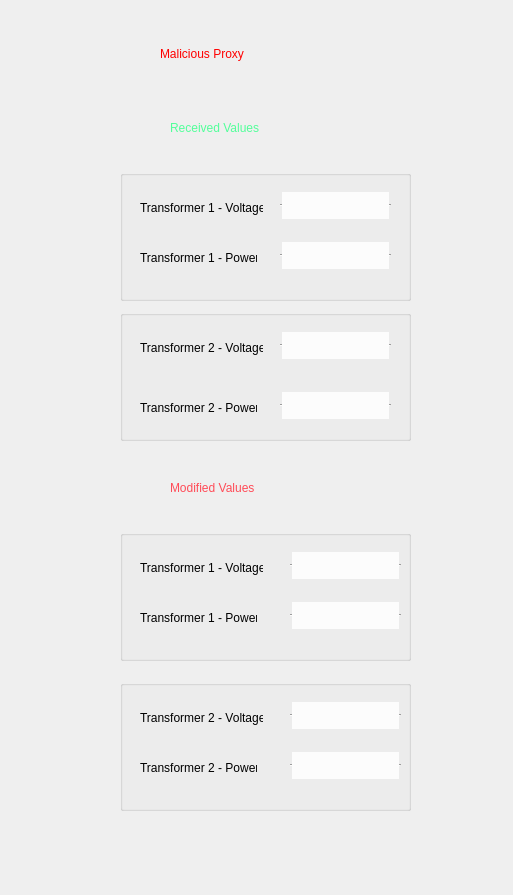
Before: the Qt Designer form serverProxy/mainwindow.ui in danalexandru26/MicroScadaMITM, drawn with Qt 5.
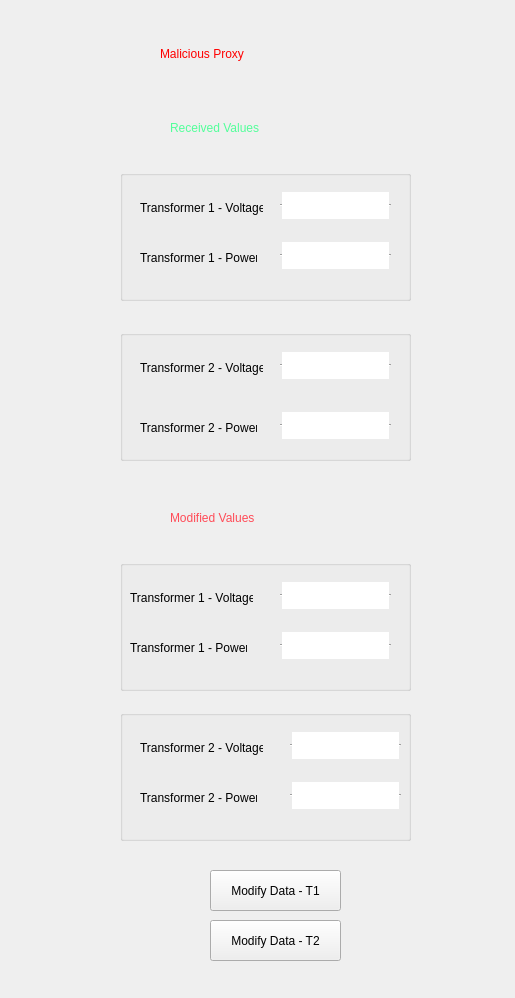
After: the same form once the commit is applied.

Commit message: Malicious Proxy sample Finished

The edit to the form file:
```diff
--- a/serverProxy/mainwindow.ui
+++ b/serverProxy/mainwindow.ui
@@ -6,8 +6,8 @@
    <rect>
     <x>0</x>
     <y>0</y>
-    <width>513</width>
-    <height>895</height>
+    <width>515</width>
+    <height>998</height>
    </rect>
   </property>
   <property name="sizePolicy">
@@ -20,58 +20,6 @@
    <string>MainWindow</string>
   </property>
   <widget class="QWidget" name="centralwidget">
-   <widget class="QLabel" name="label">
-    <property name="geometry">
-     <rect>
-      <x>140</x>
-      <y>200</y>
-      <width>123</width>
-      <height>16</height>
-     </rect>
-    </property>
-    <property name="text">
-     <string>Transformer 1 - Voltage</string>
-    </property>
-   </widget>
-   <widget class="QLabel" name="label_2">
-    <property name="geometry">
-     <rect>
-      <x>140</x>
-      <y>250</y>
-      <width>117</width>
-      <height>16</height>
-     </rect>
-    </property>
-    <property name="text">
-     <string>Transformer 1 - Power</string>
-    </property>
-   </widget>
-   <widget class="QLabel" name="label_3">
-    <property name="geometry">
-     <rect>
-      <x>140</x>
-      <y>340</y>
-      <width>123</width>
-      <height>16</height>
-     </rect>
-    </property>
-    <property name="text">
-     <string>Transformer 2 - Voltage</string>
-    </property>
-   </widget>
-   <widget class="QLabel" name="label_4">
-    <property name="geometry">
-     <rect>
-      <x>140</x>
-      <y>400</y>
-      <width>117</width>
-      <height>16</height>
-     </rect>
-    </property>
-    <property name="text">
-     <string>Transformer 2 - Power</string>
-    </property>
-   </widget>
    <widget class="QLabel" name="label_5">
     <property name="geometry">
      <rect>
@@ -110,7 +58,7 @@
     <property name="geometry">
      <rect>
       <x>170</x>
-      <y>470</y>
+      <y>500</y>
       <width>191</width>
       <height>36</height>
      </rect>
@@ -123,146 +71,6 @@
      <string>Modified Values</string>
     </property>
    </widget>
-   <widget class="QLabel" name="label_8">
-    <property name="geometry">
-     <rect>
-      <x>140</x>
-      <y>760</y>
-      <width>117</width>
-      <height>16</height>
-     </rect>
-    </property>
-    <property name="text">
-     <string>Transformer 2 - Power</string>
-    </property>
-   </widget>
-   <widget class="QLabel" name="label_9">
-    <property name="geometry">
-     <rect>
-      <x>140</x>
-      <y>560</y>
-      <width>123</width>
-      <height>16</height>
-     </rect>
-    </property>
-    <property name="text">
-     <string>Transformer 1 - Voltage</string>
-    </property>
-   </widget>
-   <widget class="QLabel" name="label_10">
-    <property name="geometry">
-     <rect>
-      <x>140</x>
-      <y>710</y>
-      <width>123</width>
-      <height>16</height>
-     </rect>
-    </property>
-    <property name="text">
-     <string>Transformer 2 - Voltage</string>
-    </property>
-   </widget>
-   <widget class="QLabel" name="label_11">
-    <property name="geometry">
-     <rect>
-      <x>140</x>
-      <y>610</y>
-      <width>117</width>
-      <height>16</height>
-     </rect>
-    </property>
-    <property name="text">
-     <string>Transformer 1 - Power</string>
-    </property>
-   </widget>
-   <widget class="QTextEdit" name="labelT1V">
-    <property name="geometry">
-     <rect>
-      <x>280</x>
-      <y>190</y>
-      <width>111</width>
-      <height>31</height>
-     </rect>
-    </property>
-    <property name="inputMethodHints">
-     <set>Qt::InputMethodHint::ImhNone</set>
-    </property>
-    <property name="frameShape">
-     <enum>QFrame::Shape::HLine</enum>
-    </property>
-    <property name="frameShadow">
-     <enum>QFrame::Shadow::Sunken</enum>
-    </property>
-    <property name="readOnly">
-     <bool>true</bool>
-    </property>
-   </widget>
-   <widget class="QTextEdit" name="labelT1P">
-    <property name="geometry">
-     <rect>
-      <x>280</x>
-      <y>240</y>
-      <width>111</width>
-      <height>31</height>
-     </rect>
-    </property>
-    <property name="inputMethodHints">
-     <set>Qt::InputMethodHint::ImhNone</set>
-    </property>
-    <property name="frameShape">
-     <enum>QFrame::Shape::HLine</enum>
-    </property>
-    <property name="frameShadow">
-     <enum>QFrame::Shadow::Sunken</enum>
-    </property>
-    <property name="readOnly">
-     <bool>true</bool>
-    </property>
-   </widget>
-   <widget class="QTextEdit" name="labelT2V">
-    <property name="geometry">
-     <rect>
-      <x>280</x>
-      <y>330</y>
-      <width>111</width>
-      <height>31</height>
-     </rect>
-    </property>
-    <property name="inputMethodHints">
-     <set>Qt::InputMethodHint::ImhNone</set>
-    </property>
-    <property name="frameShape">
-     <enum>QFrame::Shape::HLine</enum>
-    </property>
-    <property name="frameShadow">
-     <enum>QFrame::Shadow::Sunken</enum>
-    </property>
-    <property name="readOnly">
-     <bool>true</bool>
-    </property>
-   </widget>
-   <widget class="QTextEdit" name="labelT2P">
-    <property name="geometry">
-     <rect>
-      <x>280</x>
-      <y>390</y>
-      <width>111</width>
-      <height>31</height>
-     </rect>
-    </property>
-    <property name="inputMethodHints">
-     <set>Qt::InputMethodHint::ImhNone</set>
-    </property>
-    <property name="frameShape">
-     <enum>QFrame::Shape::HLine</enum>
-    </property>
-    <property name="frameShadow">
-     <enum>QFrame::Shadow::Sunken</enum>
-    </property>
-    <property name="readOnly">
-     <bool>true</bool>
-    </property>
-   </widget>
    <widget class="QGroupBox" name="groupBox">
     <property name="geometry">
      <rect>
@@ -278,12 +86,82 @@
     <property name="flat">
      <bool>false</bool>
     </property>
+    <widget class="QTextEdit" name="labelT1P">
+     <property name="geometry">
+      <rect>
+       <x>160</x>
+       <y>70</y>
+       <width>111</width>
+       <height>31</height>
+      </rect>
+     </property>
+     <property name="inputMethodHints">
+      <set>Qt::InputMethodHint::ImhNone</set>
+     </property>
+     <property name="frameShape">
+      <enum>QFrame::Shape::HLine</enum>
+     </property>
+     <property name="frameShadow">
+      <enum>QFrame::Shadow::Sunken</enum>
+     </property>
+     <property name="readOnly">
+      <bool>true</bool>
+     </property>
+    </widget>
+    <widget class="QLabel" name="label">
+     <property name="geometry">
+      <rect>
+       <x>20</x>
+       <y>30</y>
+       <width>123</width>
+       <height>16</height>
+      </rect>
+     </property>
+     <property name="text">
+      <string>Transformer 1 - Voltage</string>
+     </property>
+    </widget>
+    <widget class="QTextEdit" name="labelT1V">
+     <property name="geometry">
+      <rect>
+       <x>160</x>
+       <y>20</y>
+       <width>111</width>
+       <height>31</height>
+      </rect>
+     </property>
+     <property name="inputMethodHints">
+      <set>Qt::InputMethodHint::ImhNone</set>
+     </property>
+     <property name="frameShape">
+      <enum>QFrame::Shape::HLine</enum>
+     </property>
+     <property name="frameShadow">
+      <enum>QFrame::Shadow::Sunken</enum>
+     </property>
+     <property name="readOnly">
+      <bool>true</bool>
+     </property>
+    </widget>
+    <widget class="QLabel" name="label_2">
+     <property name="geometry">
+      <rect>
+       <x>20</x>
+       <y>80</y>
+       <width>117</width>
+       <height>16</height>
+      </rect>
+     </property>
+     <property name="text">
+      <string>Transformer 1 - Power</string>
+     </property>
+    </widget>
    </widget>
    <widget class="QGroupBox" name="groupBox_2">
     <property name="geometry">
      <rect>
       <x>120</x>
-      <y>310</y>
+      <y>330</y>
       <width>291</width>
       <height>131</height>
      </rect>
@@ -294,100 +172,82 @@
     <property name="flat">
      <bool>false</bool>
     </property>
-   </widget>
-   <widget class="QTextEdit" name="labelT1P_2">
-    <property name="geometry">
-     <rect>
-      <x>290</x>
-      <y>550</y>
-      <width>111</width>
-      <height>31</height>
-     </rect>
-    </property>
-    <property name="inputMethodHints">
-     <set>Qt::InputMethodHint::ImhNone</set>
-    </property>
-    <property name="frameShape">
-     <enum>QFrame::Shape::HLine</enum>
-    </property>
-    <property name="frameShadow">
-     <enum>QFrame::Shadow::Sunken</enum>
-    </property>
-    <property name="readOnly">
-     <bool>true</bool>
-    </property>
-   </widget>
-   <widget class="QTextEdit" name="labelT1P_3">
-    <property name="geometry">
-     <rect>
-      <x>290</x>
-      <y>600</y>
-      <width>111</width>
-      <height>31</height>
-     </rect>
-    </property>
-    <property name="inputMethodHints">
-     <set>Qt::InputMethodHint::ImhNone</set>
-    </property>
-    <property name="frameShape">
-     <enum>QFrame::Shape::HLine</enum>
-    </property>
-    <property name="frameShadow">
-     <enum>QFrame::Shadow::Sunken</enum>
-    </property>
-    <property name="readOnly">
-     <bool>true</bool>
-    </property>
-   </widget>
-   <widget class="QTextEdit" name="labelT1P_4">
-    <property name="geometry">
-     <rect>
-      <x>290</x>
-      <y>700</y>
-      <width>111</width>
-      <height>31</height>
-     </rect>
-    </property>
-    <property name="inputMethodHints">
-     <set>Qt::InputMethodHint::ImhNone</set>
-    </property>
-    <property name="frameShape">
-     <enum>QFrame::Shape::HLine</enum>
-    </property>
-    <property name="frameShadow">
-     <enum>QFrame::Shadow::Sunken</enum>
-    </property>
-    <property name="readOnly">
-     <bool>true</bool>
-    </property>
-   </widget>
-   <widget class="QTextEdit" name="labelT1P_5">
-    <property name="geometry">
-     <rect>
-      <x>290</x>
-      <y>750</y>
-      <width>111</width>
-      <height>31</height>
-     </rect>
-    </property>
-    <property name="inputMethodHints">
-     <set>Qt::InputMethodHint::ImhNone</set>
-    </property>
-    <property name="frameShape">
-     <enum>QFrame::Shape::HLine</enum>
-    </property>
-    <property name="frameShadow">
-     <enum>QFrame::Shadow::Sunken</enum>
-    </property>
-    <property name="readOnly">
-     <bool>true</bool>
-    </property>
+    <widget class="QTextEdit" name="labelT2P">
+     <property name="geometry">
+      <rect>
+       <x>160</x>
+       <y>80</y>
+       <width>111</width>
+       <height>31</height>
+      </rect>
+     </property>
+     <property name="inputMethodHints">
+      <set>Qt::InputMethodHint::ImhNone</set>
+     </property>
+     <property name="frameShape">
+      <enum>QFrame::Shape::HLine</enum>
+     </property>
+     <property name="frameShadow">
+      <enum>QFrame::Shadow::Sunken</enum>
+     </property>
+     <property name="readOnly">
+      <bool>true</bool>
+     </property>
+    </widget>
+    <widget class="QLabel" name="label_4">
+     <property name="geometry">
+      <rect>
+       <x>20</x>
+       <y>90</y>
+       <width>117</width>
+       <height>16</height>
+      </rect>
+     </property>
+     <property name="text">
+      <string>Transformer 2 - Power</string>
+     </property>
+    </widget>
+    <widget class="QLabel" name="label_3">
+     <property name="geometry">
+      <rect>
+       <x>20</x>
+       <y>30</y>
+       <width>123</width>
+       <height>16</height>
+      </rect>
+     </property>
+     <property name="text">
+      <string>Transformer 2 - Voltage</string>
+     </property>
+    </widget>
+    <widget class="QTextEdit" name="labelT2V">
+     <property name="geometry">
+      <rect>
+       <x>160</x>
+       <y>20</y>
+       <width>111</width>
+       <height>31</height>
+      </rect>
+     </property>
+     <property name="inputMethodHints">
+      <set>Qt::InputMethodHint::ImhNone</set>
+     </property>
+     <property name="frameShape">
+      <enum>QFrame::Shape::HLine</enum>
+     </property>
+     <property name="frameShadow">
+      <enum>QFrame::Shadow::Sunken</enum>
+     </property>
+     <property name="readOnly">
+      <bool>true</bool>
+     </property>
+    </widget>
    </widget>
    <widget class="QGroupBox" name="groupBox_3">
     <property name="geometry">
      <rect>
       <x>120</x>
-      <y>530</y>
+      <y>560</y>
       <width>291</width>
       <height>131</height>
      </rect>
@@ -398,12 +258,104 @@
     <property name="flat">
      <bool>false</bool>
     </property>
+    <widget class="QTextEdit" name="labelT1P_Proxy">
+     <property name="enabled">
+      <bool>true</bool>
+     </property>
+     <property name="geometry">
+      <rect>
+       <x>160</x>
+       <y>70</y>
+       <width>111</width>
+       <height>31</height>
+      </rect>
+     </property>
+     <property name="inputMethodHints">
+      <set>Qt::InputMethodHint::ImhNone</set>
+     </property>
+     <property name="frameShape">
+      <enum>QFrame::Shape::HLine</enum>
+     </property>
+     <property name="frameShadow">
+      <enum>QFrame::Shadow::Sunken</enum>
+     </property>
+     <property name="readOnly">
+      <bool>false</bool>
+     </property>
+     <property name="acceptRichText">
+      <bool>false</bool>
+     </property>
+    </widget>
+    <widget class="QTextEdit" name="labelT1V_Proxy">
+     <property name="enabled">
+      <bool>true</bool>
+     </property>
+     <property name="geometry">
+      <rect>
+       <x>160</x>
+       <y>20</y>
+       <width>111</width>
+       <height>31</height>
+      </rect>
+     </property>
+     <property name="inputMethodHints">
+      <set>Qt::InputMethodHint::ImhNone</set>
+     </property>
+     <property name="frameShape">
+      <enum>QFrame::Shape::HLine</enum>
+     </property>
+     <property name="frameShadow">
+      <enum>QFrame::Shadow::Sunken</enum>
+     </property>
+     <property name="readOnly">
+      <bool>false</bool>
+     </property>
+     <property name="html">
+      <string>&lt;!DOCTYPE HTML PUBLIC &quot;-//W3C//DTD HTML 4.0//EN&quot; &quot;http://www.w3.org/TR/REC-html40/strict.dtd&quot;&gt;
+&lt;html&gt;&lt;head&gt;&lt;meta name=&quot;qrichtext&quot; content=&quot;1&quot; /&gt;&lt;meta charset=&quot;utf-8&quot; /&gt;&lt;style type=&quot;text/css&quot;&gt;
+p, li { white-space: pre-wrap; }
+hr { height: 1px; border-width: 0; }
+li.unchecked::marker { content: &quot;\2610&quot;; }
+li.checked::marker { content: &quot;\2612&quot;; }
+&lt;/style&gt;&lt;/head&gt;&lt;body style=&quot; font-family:'Segoe UI'; font-size:9pt; font-weight:400; font-style:normal;&quot;&gt;
+&lt;p style=&quot;-qt-paragraph-type:empty; margin-top:0px; margin-bottom:0px; margin-left:0px; margin-right:0px; -qt-block-indent:0; text-indent:0px;&quot;&gt;&lt;br /&gt;&lt;/p&gt;&lt;/body&gt;&lt;/html&gt;</string>
+     </property>
+     <property name="acceptRichText">
+      <bool>false</bool>
+     </property>
+    </widget>
+    <widget class="QLabel" name="label_9">
+     <property name="geometry">
+      <rect>
+       <x>10</x>
+       <y>30</y>
+       <width>123</width>
+       <height>16</height>
+      </rect>
+     </property>
+     <property name="text">
+      <string>Transformer 1 - Voltage</string>
+     </property>
+    </widget>
+    <widget class="QLabel" name="label_11">
+     <property name="geometry">
+      <rect>
+       <x>10</x>
+       <y>80</y>
+       <width>117</width>
+       <height>16</height>
+      </rect>
+     </property>
+     <property name="text">
+      <string>Transformer 1 - Power</string>
+     </property>
+    </widget>
    </widget>
    <widget class="QGroupBox" name="groupBox_4">
     <property name="geometry">
      <rect>
       <x>120</x>
-      <y>680</y>
+      <y>710</y>
       <width>291</width>
       <height>131</height>
      </rect>
@@ -413,6 +365,114 @@
     </property>
     <property name="flat">
      <bool>false</bool>
+    </property>
+    <widget class="QTextEdit" name="labelT2P_Proxy">
+     <property name="enabled">
+      <bool>true</bool>
+     </property>
+     <property name="geometry">
+      <rect>
+       <x>170</x>
+       <y>70</y>
+       <width>111</width>
+       <height>31</height>
+      </rect>
+     </property>
+     <property name="inputMethodHints">
+      <set>Qt::InputMethodHint::ImhNone</set>
+     </property>
+     <property name="frameShape">
+      <enum>QFrame::Shape::HLine</enum>
+     </property>
+     <property name="frameShadow">
+      <enum>QFrame::Shadow::Sunken</enum>
+     </property>
+     <property name="readOnly">
+      <bool>false</bool>
+     </property>
+     <property name="acceptRichText">
+      <bool>false</bool>
+     </property>
+    </widget>
+    <widget class="QLabel" name="label_10">
+     <property name="geometry">
+      <rect>
+       <x>20</x>
+       <y>30</y>
+       <width>123</width>
+       <height>16</height>
+      </rect>
+     </property>
+     <property name="text">
+      <string>Transformer 2 - Voltage</string>
+     </property>
+    </widget>
+    <widget class="QLabel" name="label_8">
+     <property name="geometry">
+      <rect>
+       <x>20</x>
+       <y>80</y>
+       <width>117</width>
+       <height>16</height>
+      </rect>
+     </property>
+     <property name="text">
+      <string>Transformer 2 - Power</string>
+     </property>
+    </widget>
+    <widget class="QTextEdit" name="labelT2V_Proxy">
+     <property name="enabled">
+      <bool>true</bool>
+     </property>
+     <property name="geometry">
+      <rect>
+       <x>170</x>
+       <y>20</y>
+       <width>111</width>
+       <height>31</height>
+      </rect>
+     </property>
+     <property name="inputMethodHints">
+      <set>Qt::InputMethodHint::ImhNone</set>
+     </property>
+     <property name="frameShape">
+      <enum>QFrame::Shape::HLine</enum>
+     </property>
+     <property name="frameShadow">
+      <enum>QFrame::Shadow::Sunken</enum>
+     </property>
+     <property name="readOnly">
+      <bool>false</bool>
+     </property>
+     <property name="acceptRichText">
+      <bool>false</bool>
+     </property>
+    </widget>
+   </widget>
+   <widget class="QPushButton" name="pushButton">
+    <property name="geometry">
+     <rect>
+      <x>210</x>
+      <y>870</y>
+      <width>131</width>
+      <height>41</height>
+     </rect>
+    </property>
+    <property name="text">
+     <string>Modify Data - T1</string>
+    </property>
+   </widget>
+   <widget class="QPushButton" name="pushButton_2">
+    <property name="geometry">
+     <rect>
+      <x>210</x>
+      <y>920</y>
+      <width>131</width>
+      <height>41</height>
+     </rect>
+    </property>
+    <property name="text">
+     <string>Modify Data - T2</string>
     </property>
    </widget>
   </widget>
```
The commit also changes 10 other files.
